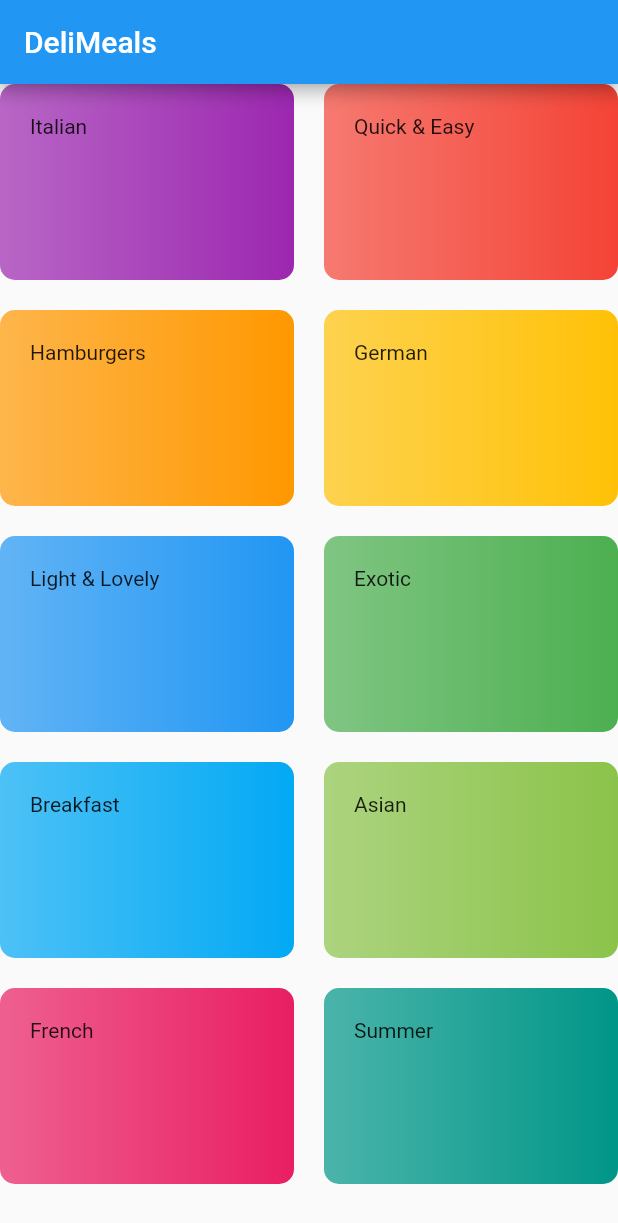
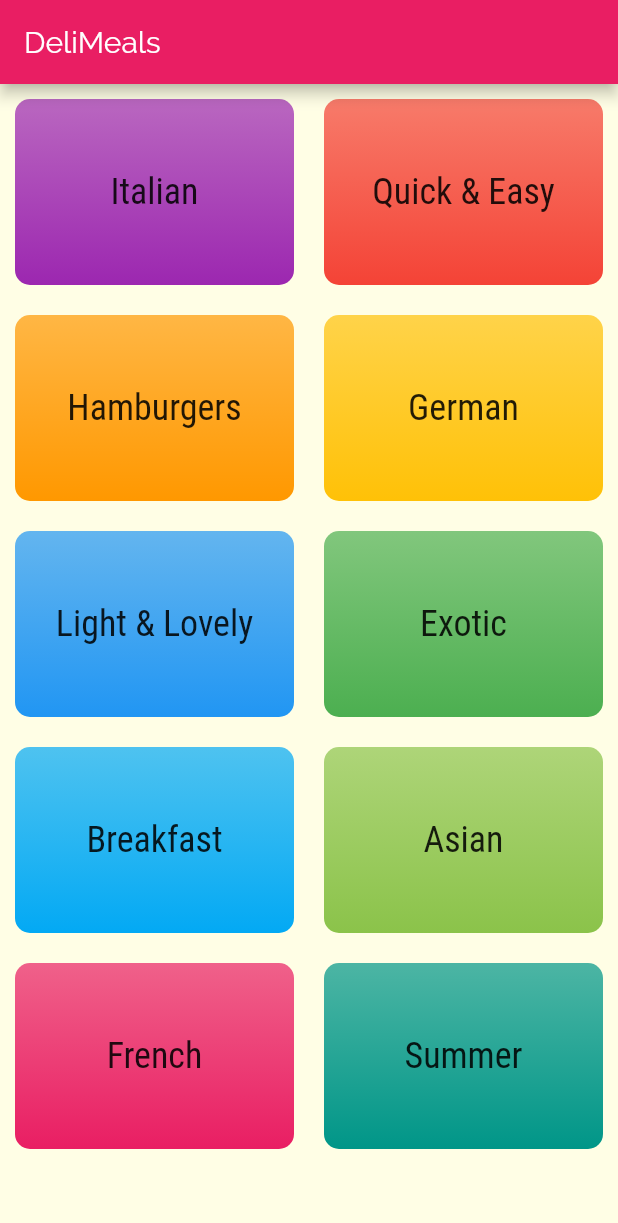
Before and after one commit to Raj1325/meals_app, a Flutter app: the screen it shows after launch, on a phone screen of 412 x 824 dp. Shown: the top 1223 px of the screen. Run offline on Flutter 3.47's test engine with Material 2 defaults, Android fonts, the phone set to English and light mode, and no system bars.

Commit message:
some changes to mantain common material theaming between ios and android but different scaffold.

```diff
--- a/lib/screen/categories_screen.dart
+++ b/lib/screen/categories_screen.dart
@@ -14,6 +14,7 @@ class CategoriesScreen extends StatelessWidget {
   @override
   Widget build(BuildContext context) {
     return GridView(
+      padding: const EdgeInsets.all(10),
       children: [
         ...categories
             .map((categoryData) => CategoryContainer(
--- a/lib/widget/adaptive_app.dart
+++ b/lib/widget/adaptive_app.dart
@@ -8,13 +8,34 @@ class AdaptiveApp extends StatelessWidget {
 
   const AdaptiveApp(this.title, this.homeScreen);
 
-  StatefulWidget getMaterialApp() {
+  StatefulWidget getApp(Widget scaffold) {
     return MaterialApp(
       title: this.title,
       theme: ThemeData(
-        primaryColor: Colors.blue,
+        primaryColor: Colors.pink,
+        accentColor: Colors.amber,
+        canvasColor: Color.fromRGBO(255, 254, 229, 1),
+        fontFamily: 'Raleway',
+        textTheme: ThemeData.light().textTheme.copyWith(
+              bodyText1: TextStyle(
+                color: Color.fromRGBO(20, 51, 51, 1),
+              ),
+              bodyText2: TextStyle(
+                color: Color.fromRGBO(20, 51, 51, 1),
+              ),
+              headline6: TextStyle(
+                fontSize: 24,
+                fontFamily: "RobotoCondensed",
+              ),
+            ),
       ),
-      home: Scaffold(
+      home: scaffold,
+    );
+  }
+
+  StatefulWidget getMaterialApp() {
+    return getApp(
+      Scaffold(
         appBar: AppBar(
           title: Text(
             this.title,
@@ -26,12 +47,8 @@ class AdaptiveApp extends StatelessWidget {
   }
 
   StatefulWidget getCupertinoApp() {
-    return CupertinoApp(
-      title: title,
-      theme: CupertinoThemeData(
-        primaryColor: Colors.blue,
-      ),
-      home: CupertinoPageScaffold(
+    return getApp(
+      CupertinoPageScaffold(
         navigationBar: CupertinoNavigationBar(
           middle: Text(this.title),
         ),
--- a/lib/widget/category_container.dart
+++ b/lib/widget/category_container.dart
@@ -10,13 +10,20 @@ class CategoryContainer extends StatelessWidget {
   Widget build(BuildContext context) {
     return Container(
       padding: const EdgeInsets.all(20),
-      child: Text(this.title),
+      child: Center(
+        child: Text(
+          this.title,
+          style: Theme.of(context).textTheme.headline6,
+        ),
+      ),
       decoration: BoxDecoration(
         gradient: LinearGradient(
           colors: [
             this.color.withOpacity(0.7),
             this.color,
           ],
+          begin: Alignment.topRight,
+          end: Alignment.bottomRight,
         ),
         borderRadius: BorderRadius.circular(10),
       ),
```
Also changed, not shown: pubspec.yaml (+18 -6 lines), assets/fonts/Raleway-Black.ttf (added), assets/fonts/Raleway-Bold.ttf (added), assets/fonts/Raleway-Regular.ttf (added), assets/fonts/RobotoCondensed-Bold.ttf (added), assets/fonts/RobotoCondensed-Italic.ttf (added), assets/fonts/RobotoCondensed-Light.ttf (added), assets/fonts/RobotoCondensed-Regular.ttf (added).
